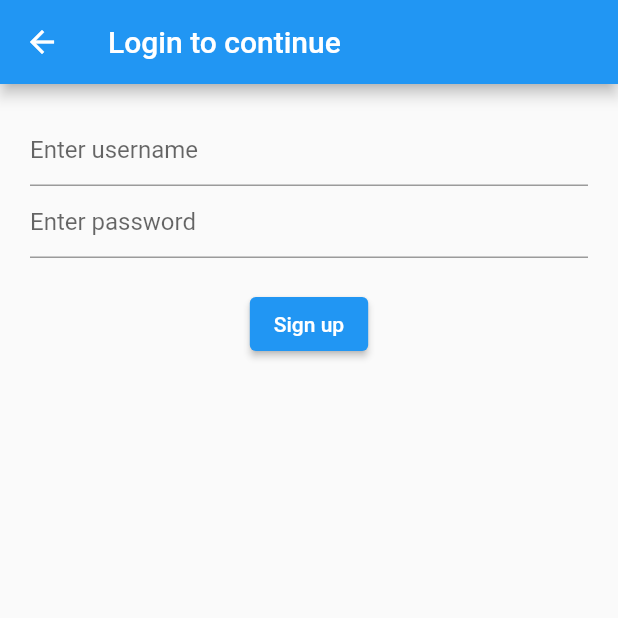
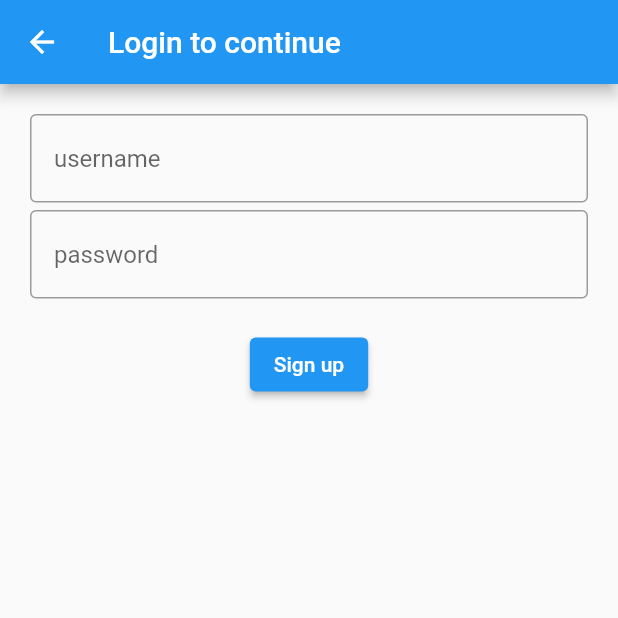
Before and after one commit to jithuraj/learn-flutter, a Flutter app: the screen it shows after launch, on a phone screen of 412 x 824 dp, the top half of it. Run offline on Flutter 3.47's test engine with Material 2 defaults, Android fonts, the phone set to English and light mode, and no system bars; our stand-ins replace shared_preferences.

```diff
--- a/lib/screen_login.dart
+++ b/lib/screen_login.dart
@@ -26,11 +26,22 @@ class _LoginScreenState extends State<LoginScreen> {
           child: Column(
             children: [
               TextFormField(
-                decoration: InputDecoration(hintText: 'Enter username'),
+                decoration: InputDecoration(hintText: ' username',
+                border: OutlineInputBorder(
+
+                ),),
                 controller: _usernameFieldController,
               ),
+              SizedBox(
+                height: 5,
+              ),
               TextFormField(
-                decoration: InputDecoration(hintText: 'Enter password'),
+                obscureText: true,
+                decoration: InputDecoration(hintText: ' password',
+                border: OutlineInputBorder(
+
+                )
+                ),
                 controller: _passwordFieldController,
               ),
               Padding(
--- a/lib/screen_splash.dart
+++ b/lib/screen_splash.dart
@@ -15,14 +15,14 @@ class _SplashScreenState extends State<SplashScreen> {
   @override
   void initState() {
     // TODO: implement initState
-    splashTimer(context);
+    // splashTimer(context);
     super.initState();
 
   }
 
   @override
   Widget build(BuildContext context) {
-    // getLoginState(context);
+    getLoginState(context);
     return Scaffold(
       appBar: AppBar(
         title: Text('jihhu.io'),
```
